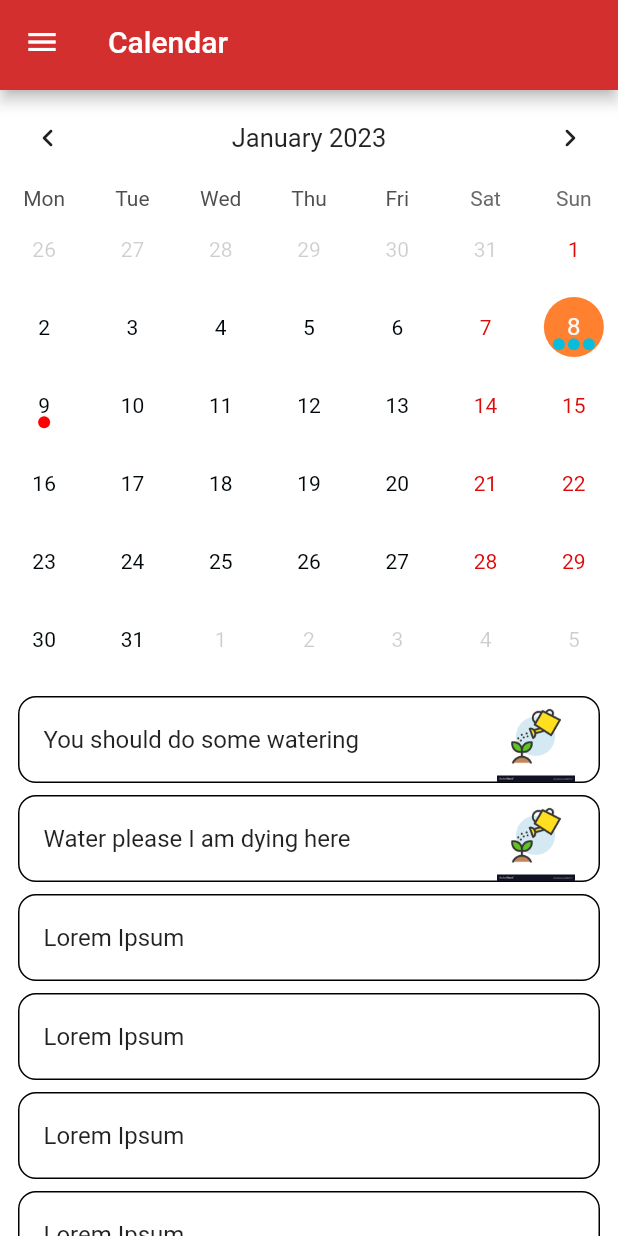
After one commit to aerengns/ASTARTE, a Flutter app: the Calendar screen opened by its route, on a phone screen of 412 x 824 dp. The commit adds this screen. Run offline on Flutter 3.47's test engine with Material 2 defaults, Android fonts, the phone set to English and light mode, and no system bars; drawn by our look-alikes of table_calendar; our stand-ins replace firebase_auth, firebase_core, font_awesome_flutter, image_picker; missing offline and left inert: flutter_echarts; accounts and stored records are empty.

Commit message:
Added Calendar Page and changed AppBar

```diff
--- /dev/null
+++ b/lib/calendar.dart
@@ -0,0 +1,152 @@
+import 'dart:math';
+
+import 'package:astarte/sidebar.dart';
+import 'package:astarte/utils/calendar_utils.dart';
+import 'package:flutter/material.dart';
+import 'package:table_calendar/table_calendar.dart';
+
+class Calendar extends StatefulWidget {
+  const Calendar({Key? key}) : super(key: key);
+
+  @override
+  State<Calendar> createState() => _CalendarState();
+}
+
+class _CalendarState extends State<Calendar> {
+  final CalendarFormat _calendarFormat = CalendarFormat.month;
+  DateTime _focusedDay = DateTime.now();
+  DateTime? _selectedDay;
+  late final ValueNotifier<List<Event>> _selectedEvents;
+
+  @override
+  void initState() {
+    super.initState();
+    _selectedDay = _focusedDay;
+    _selectedEvents = ValueNotifier(_getEventsForDay(_selectedDay!));
+  }
+
+  @override
+  void dispose() {
+    _selectedEvents.dispose();
+    super.dispose();
+  }
+
+  List<Event> _getEventsForDay(DateTime day) {
+    // Implementation example
+    return kEvents[day] ?? [];
+  }
+
+  List<Event> _getEventsForRange(DateTime start, DateTime end) {
+    // Implementation example
+    final days = daysInRange(start, end);
+
+    return [
+      for (final d in days) ..._getEventsForDay(d),
+    ];
+  }
+
+  void _onDaySelected(DateTime selectedDay, DateTime focusedDay) {
+    if (!isSameDay(_selectedDay, selectedDay)) {
+      setState(() {
+        _selectedDay = selectedDay;
+        _focusedDay = focusedDay;
+      });
+
+      _selectedEvents.value = _getEventsForDay(selectedDay);
+    }
+  }
+
+  @override
+  Widget build(BuildContext context) {
+    return Scaffold(
+      appBar: const AstarteAppBar(
+        title: 'Calendar',
+      ),
+      backgroundColor: const Color.fromRGBO(255, 255, 255, 1.0),
+      body: Column(
+        children: [
+          TableCalendar(
+            firstDay: kFirstDay,
+            lastDay: kLastDay,
+            focusedDay: _focusedDay,
+            calendarFormat: _calendarFormat,
+            headerStyle: const HeaderStyle(
+                formatButtonVisible: false,
+                titleCentered: true,
+                leftChevronIcon: Icon(Icons.chevron_left_rounded),
+                rightChevronIcon: Icon(Icons.chevron_right_rounded)),
+            shouldFillViewport: false,
+            selectedDayPredicate: (day) => isSameDay(_selectedDay, day),
+            eventLoader: _getEventsForDay,
+            startingDayOfWeek: StartingDayOfWeek.monday,
+            calendarStyle: const CalendarStyle(
+              // Use `CalendarStyle` to customize the UI
+              outsideDaysVisible: true,
+              outsideTextStyle: TextStyle(color: Color.fromRGBO(0, 7, 10, 0.2)),
+              todayDecoration: BoxDecoration(
+                  color: Color.fromRGBO(255, 128, 47, 0.5),
+                  shape: BoxShape.circle),
+              defaultTextStyle: TextStyle(color: Color.fromRGBO(0, 7, 10, 1.0)),
+              weekendTextStyle:
+                  TextStyle(color: Color.fromRGBO(222, 10, 10, 1.0)),
+              selectedDecoration: BoxDecoration(
+                  color: Color(0xFFFF802F), shape: BoxShape.circle),
+            ),
+            calendarBuilders: CalendarBuilders(
+              markerBuilder: (BuildContext context, date, events) {
+                if (events.isEmpty) return SizedBox();
+                return ListView.builder(
+                    shrinkWrap: true,
+                    scrollDirection: Axis.horizontal,
+                    itemCount: events.length < 3? events.length: 3,
+                    itemBuilder: (context, index) {
+                      return Container(
+                        margin: const EdgeInsets.only(top: 23),
+                        padding: const EdgeInsets.all(1),
+                        child: Container(
+                          // height: 7, // for vertical axis
+                          width: 8, // for horizontal axis
+                          decoration: BoxDecoration(
+                              shape: BoxShape.circle,
+                              color: eventMarkerColor(date, events[index])
+                          ),
+                        ),
+                      );
+                    });
+              },
+            ),
+            onDaySelected: _onDaySelected,
+            onPageChanged: (focusedDay) {
+              _focusedDay = focusedDay;
+            },
+          ),
+          const SizedBox(height: 8.0),
+          Expanded(
+            child: ValueListenableBuilder<List<Event>>(
+              valueListenable: _selectedEvents,
+              builder: (context, value, _) {
+                return ListView.builder(
+                  itemCount: value.length,
+                  itemBuilder: (context, index) {
+                    return Container(
+                      margin: const EdgeInsets.symmetric(
+                        horizontal: 12.0,
+                        vertical: 4.0,
+                      ),
+                      decoration: BoxDecoration(
+                        border: Border.all(),
+                        borderRadius: BorderRadius.circular(12.0), // TODO: Color the boxes according to event type
+                      ),
+                      child: value[index].get(),
+                    );
+                  },
+                );
+              },
+            ),
+          ),
+        ],
+      ),
+      drawer: NavBar(context),
+    );
+  }
+}
--- a/lib/farms.dart
+++ b/lib/farms.dart
@@ -12,9 +12,7 @@ class _FarmsState extends State<Farms> {
   @override
   Widget build(BuildContext context) {
     return Scaffold(
-      appBar: AppBar(
-        title: const Text('Farms'),
-      ),
+      appBar: const AstarteAppBar(title: 'Farms'),
       body: Container(),
       drawer: NavBar(context),
     );
--- a/lib/heatmap.dart
+++ b/lib/heatmap.dart
@@ -22,9 +22,7 @@ class _HeatmapState extends State<Heatmap> {
   @override
   Widget build(BuildContext context) {
     return Scaffold(
-      appBar: AppBar(
-        title: const Text('Heatmap'),
-      ),
+      appBar: const AstarteAppBar(title: 'Heatmap'),
       body: Center(
         child: Echarts(
           option: '''
--- a/lib/homepage.dart
+++ b/lib/homepage.dart
@@ -12,9 +12,7 @@ class _HomePageState extends State<HomePage> {
   @override
   Widget build(BuildContext context) {
     return Scaffold(
-        appBar: AppBar(
-          title: const Text('ASTARTE'),
-        ),
+        appBar: const AstarteAppBar(title: 'ASTARTE'),
         body: Container(
           child: Column(
             crossAxisAlignment: CrossAxisAlignment.center,
--- a/lib/main.dart
+++ b/lib/main.dart
@@ -8,6 +8,7 @@ import 'package:astarte/farms.dart';
 import 'package:astarte/photo_upload.dart';
 import 'package:astarte/sign_in.dart';
 import 'package:astarte/sign_up.dart';
+import 'package:astarte/calendar.dart';
 
 import 'heatmap.dart';
 
@@ -38,6 +39,7 @@ class Astarte extends StatelessWidget {
         '/farms': (context) => const Farms(),
         '/heatmap': (context) => const Heatmap(),
         '/photo-upload': (context) => PhotoUpload(),
+        '/calendar': (context) => Calendar(),
       },
     );
   }
--- a/lib/photo_upload.dart
+++ b/lib/photo_upload.dart
@@ -91,9 +91,7 @@ class _PhotoUploadState extends State<PhotoUpload> {
   @override
   Widget build(BuildContext context) {
     return Scaffold(
-      appBar: AppBar(
-        title: Text('Upload Image'),
-      ),
+      appBar: const AstarteAppBar(title: 'Upload Image'),
       body: Center(
         child: Column(
           mainAxisAlignment: MainAxisAlignment.center,
--- a/lib/reports.dart
+++ b/lib/reports.dart
@@ -7,9 +7,7 @@ class Reports extends StatelessWidget {
   @override
   Widget build(BuildContext context) {
     return Scaffold(
-      appBar: AppBar(
-        title: const Text('Reports'),
-      ),
+      appBar: const AstarteAppBar(title: 'Reports',),
       body: Column(
         children: [
           Image.asset(
--- a/lib/sidebar.dart
+++ b/lib/sidebar.dart
@@ -13,6 +13,7 @@ class _NavBarState extends State<NavBar> {
   Widget build(context) {
     return Drawer(
       width: MediaQuery.of(context).size.width * 0.7,
+      backgroundColor: const Color.fromRGBO(255, 255, 255, 1.0),
       child: ListView(
         // Remove padding
         padding: EdgeInsets.zero,
@@ -74,6 +75,12 @@ class _NavBarState extends State<NavBar> {
             trailing: const Icon(Icons.arrow_forward_ios_rounded),
             onTap: () => Navigator.pushNamed(context, '/heatmap'),
           ),
+          ListTile(
+            leading: const Icon(Icons.calendar_month_rounded),
+            title: const Text('Calendar'),
+            trailing: const Icon(Icons.arrow_forward_ios_rounded),
+            onTap: () => Navigator.pushNamed(context, '/calendar'),
+          ),
           const Divider(),
           ListTile(
             leading: const Icon(Icons.settings_rounded),
@@ -101,3 +108,23 @@ class _NavBarState extends State<NavBar> {
     );
   }
 }
+
+class AstarteAppBar extends StatelessWidget implements PreferredSizeWidget {
+  const AstarteAppBar({
+    Key? key,
+    required this.title,
+  }) : super(key: key);
+
+  final String title;
+
+  @override
+  Widget build(BuildContext context) {
+    return AppBar(
+      title: Text(title),
+      backgroundColor: const Color.fromRGBO(211, 47, 47, 1),
+    );
+  }
+
+  @override
+  Size get preferredSize => const Size.fromHeight(60);
+}
--- /dev/null
+++ b/lib/utils/calendar_utils.dart
@@ -0,0 +1,68 @@
+// Copyright 2019 Aleksander Woźniak
+// SPDX-License-Identifier: Apache-2.0
+
+import 'dart:collection';
+
+import 'package:flutter/material.dart';
+import 'package:table_calendar/table_calendar.dart';
+
+/// Example event class.
+class Event {
+  final String title;
+  Image? img;
+
+  Event(this.title, [this.img]);
+
+  get() => ListTile(
+        title: Text(title),
+        trailing: img,
+      );
+}
+
+final kEvents = LinkedHashMap<DateTime, List<Event>>(
+  equals: isSameDay,
+  hashCode: getHashCode,
+)..addAll(_kEventSource);
+
+final _kEventSource = {
+  kToday: [
+    Event('You should do some watering',
+        Image.asset('assets/icons/watering.png')),
+    Event('Water please I am dying here',
+        Image.asset('assets/icons/watering.png')),
+    Event('Lorem Ipsum'),
+    Event('Lorem Ipsum'),
+    Event('Lorem Ipsum'),
+    Event('Lorem Ipsum'),
+  ],
+  kToday.add(const Duration(days: 1)): [
+    Event("FROST INCOMING!!", Image.asset('assets/icons/frost.png')),
+  ]
+};
+
+int getHashCode(DateTime key) {
+  return key.day * 1000000 + key.month * 10000 + key.year;
+}
+
+/// Returns a list of [DateTime] objects from [first] to [last], inclusive.
+List<DateTime> daysInRange(DateTime first, DateTime last) {
+  final dayCount = last.difference(first).inDays + 1;
+  return List.generate(
+    dayCount,
+    (index) => DateTime.utc(first.year, first.month, first.day + index),
+  );
+}
+
+Color eventMarkerColor(DateTime date, Object? event) {
+  if (date.day == kToday.day) {
+    return const Color(0xFF08BCDC);
+  } else {
+    return const Color(0xffff0000);
+  }
+}
+
+final kToday = DateTime.now();
+final kFirstDay = DateTime(kToday.year - 1, kToday.month, 1);
+// Subtract 1 day from the first day of next month to get the last day of this month
+final kLastDay = DateTime(kToday.year, kToday.month + 3, 1)
+    .subtract(const Duration(days: 1));
--- a/lib/workers.dart
+++ b/lib/workers.dart
@@ -7,9 +7,7 @@ class Workers extends StatelessWidget {
   @override
   Widget build(BuildContext context) {
     return Scaffold(
-      appBar: AppBar(
-        title: const Text('Workers'),
-      ),
+      appBar: const AstarteAppBar(title: 'Workers'),
       body: Container(),
       drawer: NavBar(context),
     );
--- a/pubspec.yaml
+++ b/pubspec.yaml
@@ -41,6 +41,7 @@ dependencies:
   firebase_core: ^2.4.0
   firebase_analytics: ^10.0.8
   firebase_auth: ^4.2.3
+  table_calendar: ^3.0.8
 
 dev_dependencies:
   flutter_test:
@@ -68,6 +69,7 @@ flutter:
   # To add assets to your application, add an assets section, like this:
   assets:
     - assets/images/astarte.jpg
+    - assets/icons/
 
   # An image asset can refer to one or more resolution-specific "variants", see
   # https://flutter.dev/assets-and-images/#resolution-aware
```
Also changed, not shown: assets/icons/frost.png (added), assets/icons/watering.png (added), pubspec.lock.
